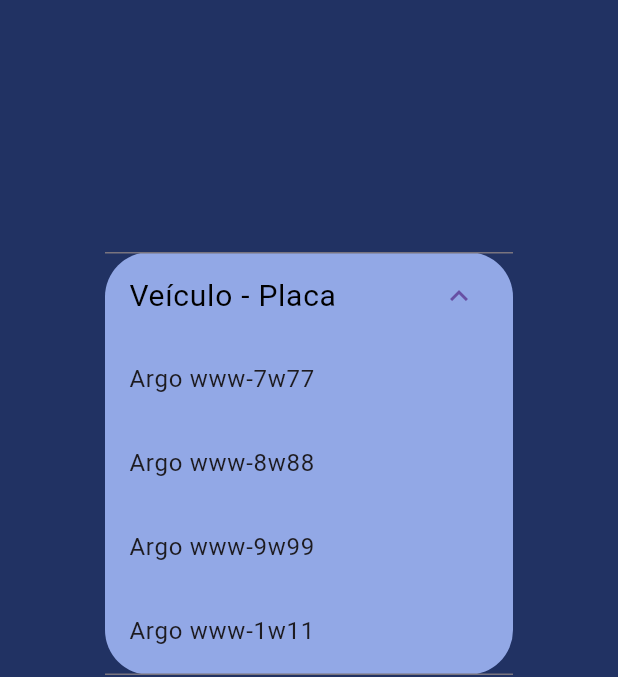
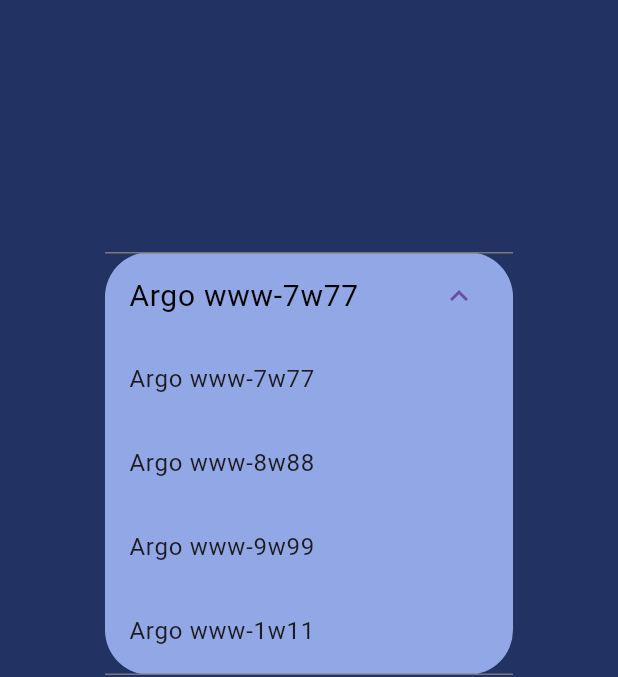
Before and after one commit to JocsaLemes/unidades_moveis_app, a Flutter app: the screen it shows after launch, after a tap on "Veículo - Placa", after a tap on "Argo www-7w77", on a phone screen of 412 x 824 dp, the part 84-761 px from its top. Run offline on Flutter 3.47's test engine with Material 3 defaults, Android fonts, the light colour scheme and no system bars.

Commit message:
função de selecionar a placa e veiculo

```diff
--- a/lib/pages/travel.dart
+++ b/lib/pages/travel.dart
@@ -14,6 +14,13 @@
 class _TravelPageState extends State<ClassTravel> {
   final TextEditingController _nameController = TextEditingController();
   final TextEditingController _passwordController = TextEditingController();
+  String carPlate = "Veículo - Placa";
+
+  void funcSelectCarPlate(String newCarPlate) {
+    setState(() {
+      carPlate = newCarPlate;
+    });
+  }
 
   @override
   Widget build(BuildContext context) {
@@ -48,25 +55,25 @@
                       color: const Color.fromARGB(255, 146, 168, 230)),
                   child: ExpansionTile(
                     title: Text(
-                      "Veículo - Placa",
+                      carPlate,
                       style: TextStyle(fontSize: 20, color: Colors.black),
                     ),
                     children: <Widget>[
                       ListTile(
                         title: Text("Argo www-7w77"),
-                        onTap: () => () {},
+                        onTap: () => funcSelectCarPlate("Argo www-7w77"),
                       ),
                       ListTile(
                         title: Text("Argo www-8w88"),
-                        onTap: () => () {},
+                        onTap: () => funcSelectCarPlate("Argo www-8w88"),
                       ),
                       ListTile(
                         title: Text("Argo www-9w99"),
-                        onTap: () => () {},
+                        onTap: () => funcSelectCarPlate("Argo www-9w99"),
                       ),
                       ListTile(
                         title: Text("Argo www-1w11"),
-                        onTap: () => () {},
+                        onTap: () => funcSelectCarPlate("Argo www-1w11"),
                       ),
                     ],
                   ),
```
